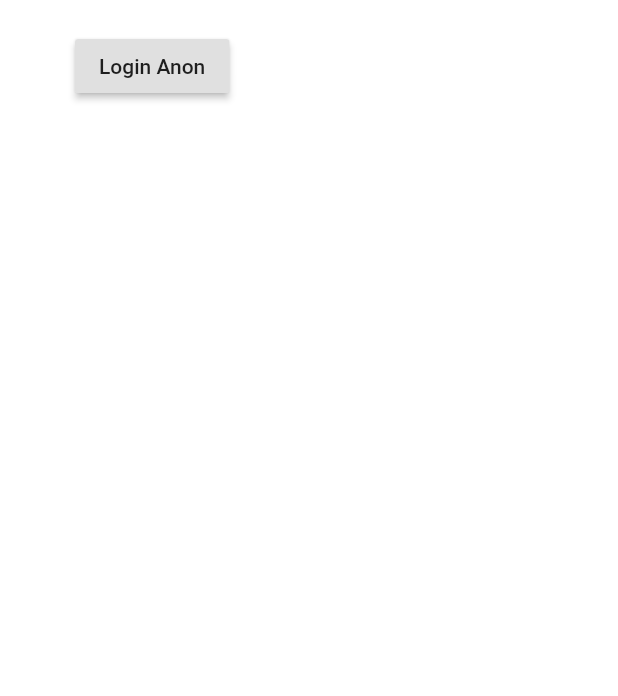
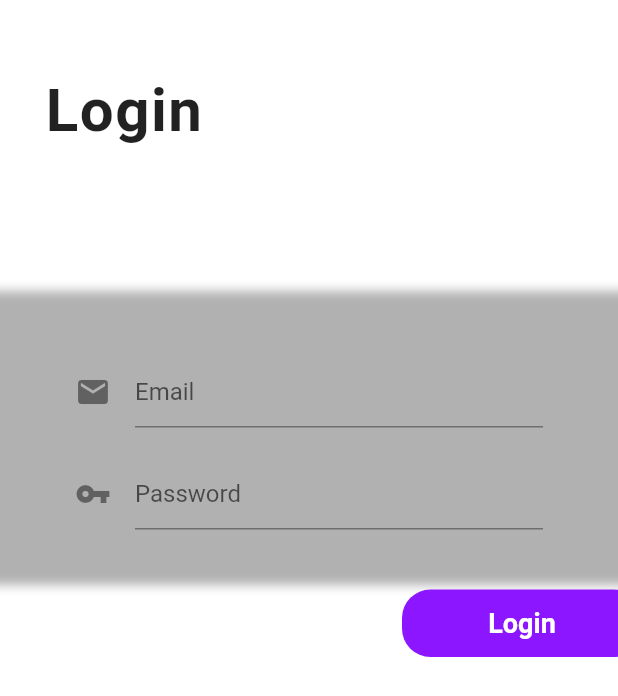
Before and after one commit to 0xivanov/pocket-piano, a Flutter app: the screen it shows after launch, on a phone screen of 412 x 824 dp. Shown: the top 696 px of the screen. Run offline on Flutter 3.47's test engine with Material 2 defaults, Android fonts, the phone set to English and light mode, and no system bars; our stand-ins replace firebase_auth; accounts and stored records are empty.

Commit message:
another change

```diff
--- a/pocket_piano/lib/Screens/Authenticate/Login.dart
+++ b/pocket_piano/lib/Screens/Authenticate/Login.dart
@@ -9,27 +9,115 @@ class Login extends StatefulWidget {
 class _LoginState extends State<Login> {
 
   final AuthService _auth = AuthService();
+  String email = "";
+  String password = "";
+
 
   @override
   Widget build(BuildContext context) {
     return Scaffold(
+      resizeToAvoidBottomPadding: false,
       backgroundColor: Colors.white,
-      body: SafeArea(
-        child: Container(
-          padding: EdgeInsets.symmetric(vertical: 20.0, horizontal: 50.0),
-          child: RaisedButton(
-            child: Text("Login Anon"),
-            onPressed: () async {
-              dynamic result = await _auth.singInAnon();
-              if (result == null) {
-                print("Error loging in");
-              } else {
-                print("Logged in");
-                print(result.uid);
-              }
-            },
+      body: Column(
+        crossAxisAlignment: CrossAxisAlignment.start,
+        children: <Widget>[
+          SafeArea(
+            child: Container(
+              padding: EdgeInsets.symmetric(vertical: 50.0, horizontal: 30.0),
+              child: Text(
+                "Login",
+                style: TextStyle(
+                  fontSize: 40.0,
+                  letterSpacing: 1.0,
+                  fontWeight: FontWeight.bold
+                ),
+              ),
+            ),
+          ),
+          SizedBox(height: 50.0,),
+          Container(
+            decoration: BoxDecoration(
+              boxShadow: [BoxShadow(
+                color: Colors.grey.withOpacity(0.8),
+                spreadRadius: 10,
+                blurRadius: 5,
+                offset: Offset(0, 7), // changes position of shadow
+              )]
+            ),
+            padding: EdgeInsets.symmetric(vertical: 20.0, horizontal: 50.0),
+            child: Form(
+              child: Column(
+                children: <Widget>[
+                  SizedBox(height: 20.0),
+                  TextFormField(
+                    onChanged: (value) {
+                      setState(() {
+                        email = value;
+                      });
+                    },
+                    decoration: InputDecoration(
+                      hintText: "Email",
+                      icon: Icon(
+                        Icons.email,
+
+                      )
+                    ),
+                  ),
+                  SizedBox(height: 20.0),
+                  TextFormField(
+                    obscureText: true,
+                    onChanged: (value) {
+                      setState(() {
+                        password = value;
+                      });
+                    },
+                    decoration: InputDecoration(
+                      hintText: "Password",
+                      icon: Icon(
+                        Icons.vpn_key
+                      )
+                    ),
+                  )
+                ],
+              ),
+            ),
+          ),
+          SizedBox(height: 20.0,),
+          Row(
+            mainAxisAlignment: MainAxisAlignment.end,
+            children: <Widget>[
+              Container(
+                height: 100.0,
+                width: 180.0,
+                child: Align(
+                  alignment: Alignment(2.6, -1.0),
+                  child: Container(
+                    height: 45.0,
+                    width: 160.0,
+                    child: FlatButton(
+                      shape: RoundedRectangleBorder(
+                        borderRadius: new BorderRadius.circular(19.0),
+                      ),
+                      onPressed: () {
+                        print(email);
+                        print(password);
+                      },
+                      color: Color(0xff8B16FF),
+                      child: Text(
+                        "Login",
+                        style: TextStyle(
+                          fontSize: 18.0,
+                          color: Colors.white,
+                          fontWeight: FontWeight.bold,
+                        ),
+                      ),
+                    ),
+                  ),
+                ),
+              ),
+            ],
           )
-        ),
+        ],
       ),
     );
   }
```
